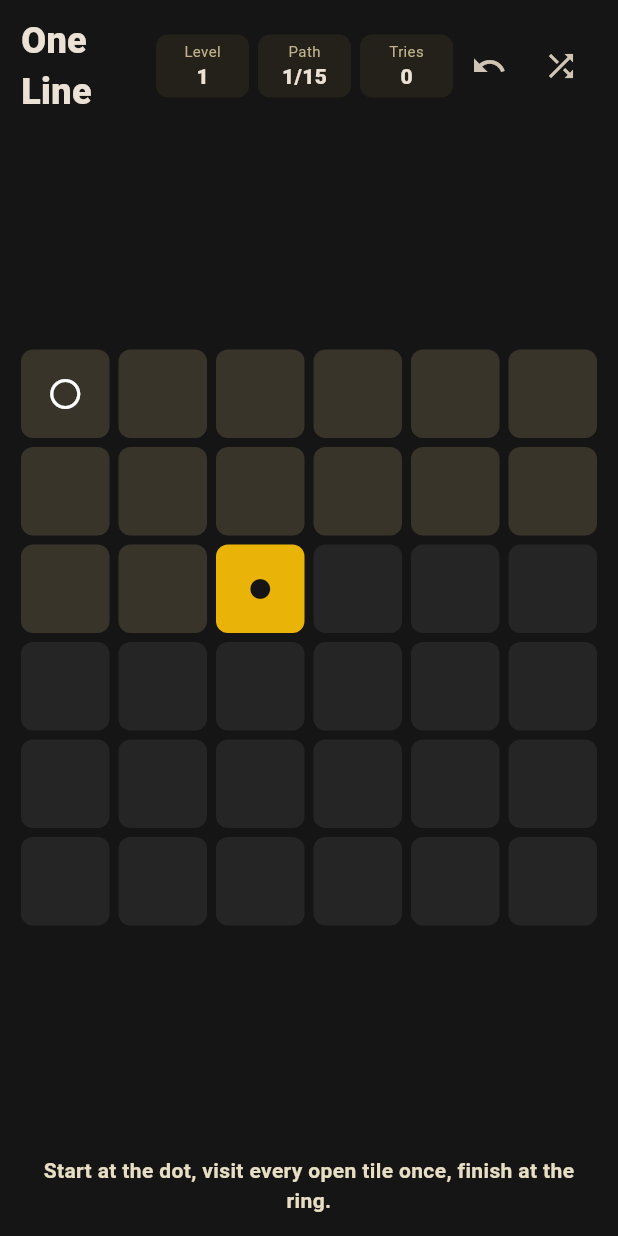
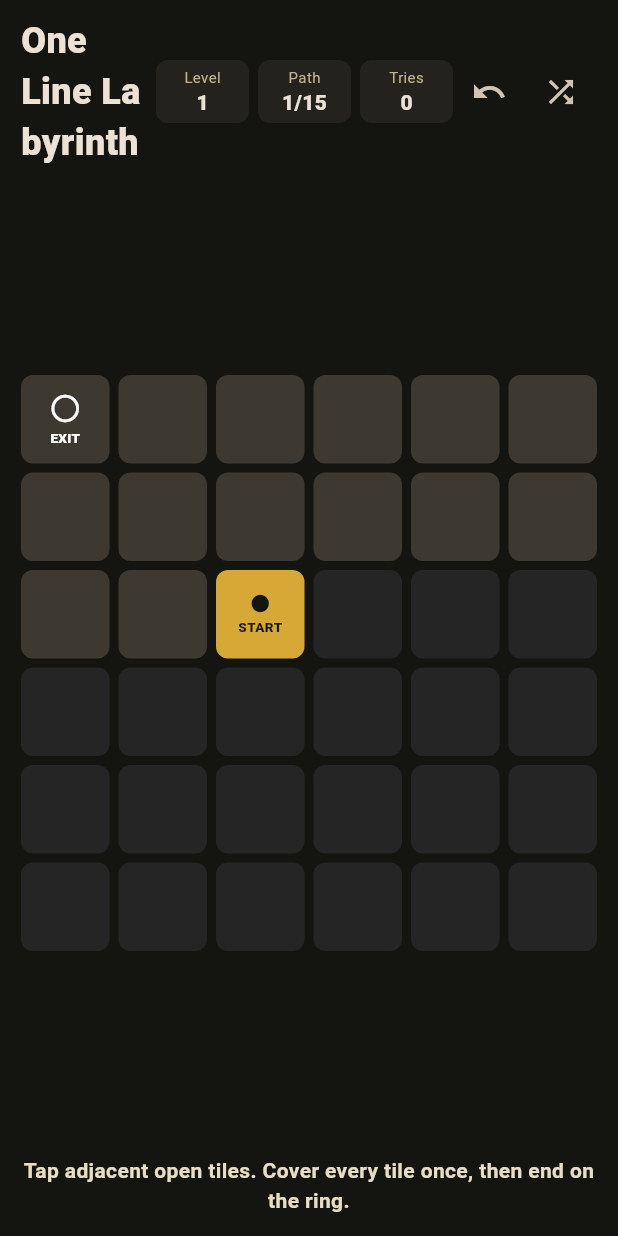
Before and after one commit to bon-on/OneLineLabyrinth, a Flutter app: the screen it shows after launch, on a phone screen of 412 x 824 dp. Run offline on Flutter 3.47's test engine with Material 3 defaults, Android fonts, the phone set to English and light mode, and no system bars.

Commit message:
Clarify path rules and update icons

```diff
--- a/lib/main.dart
+++ b/lib/main.dart
@@ -14,7 +14,7 @@ class OneLineLabyrinthApp extends StatelessWidget {
       debugShowCheckedModeBanner: false,
       theme: ThemeData(
         brightness: Brightness.dark,
-        scaffoldBackgroundColor: const Color(0xFF151515),
+        scaffoldBackgroundColor: const Color(0xFF141411),
         colorScheme: ColorScheme.fromSeed(
           seedColor: const Color(0xFFEAB308),
           brightness: Brightness.dark,
@@ -116,8 +116,8 @@ class _OneLineLabyrinthScreenState extends State<OneLineLabyrinthScreen> {
   @override
   Widget build(BuildContext context) {
     final status = _complete
-        ? 'Exit reached in one clean line.'
-        : 'Start at the dot, visit every open tile once, finish at the ring.';
+        ? 'Exit reached. The next level opens a longer path.'
+        : 'Tap adjacent open tiles. Cover every tile once, then end on the ring.';
     return Scaffold(
       body: SafeArea(
         child: Padding(
@@ -216,7 +216,7 @@ class _Header extends StatelessWidget {
       children: [
         const Expanded(
           child: Text(
-            'One Line',
+            'One Line Labyrinth',
             style: TextStyle(fontSize: 24, fontWeight: FontWeight.w900),
           ),
         ),
@@ -253,7 +253,7 @@ class _Metric extends StatelessWidget {
       height: 42,
       alignment: Alignment.center,
       decoration: BoxDecoration(
-        color: const Color(0xFF24211B),
+        color: const Color(0xFF24221C),
         borderRadius: BorderRadius.circular(8),
       ),
       child: Column(
@@ -295,8 +295,8 @@ class _LabyrinthTile extends StatelessWidget {
       color: !isOpen
           ? const Color(0xFF252525)
           : _visited
-          ? const Color(0xFFEAB308)
-          : const Color(0xFF39342A),
+          ? const Color(0xFFD6A936)
+          : const Color(0xFF3D3930),
       borderRadius: BorderRadius.circular(8),
       child: InkWell(
         borderRadius: BorderRadius.circular(8),
@@ -309,13 +309,37 @@ class _LabyrinthTile extends StatelessWidget {
   Widget _marker() {
     if (!isOpen) return const SizedBox.shrink();
     if (isStart) {
-      return const Icon(Icons.circle, size: 16, color: Color(0xFF151515));
+      return const Column(
+        mainAxisAlignment: MainAxisAlignment.center,
+        children: [
+          Icon(Icons.circle, size: 14, color: Color(0xFF141411)),
+          SizedBox(height: 2),
+          Text(
+            'START',
+            style: TextStyle(
+              color: Color(0xFF141411),
+              fontSize: 9,
+              fontWeight: FontWeight.w900,
+            ),
+          ),
+        ],
+      );
     }
     if (isFinish) {
-      return const Icon(
-        Icons.radio_button_unchecked,
-        size: 24,
-        color: Colors.white,
+      return const Column(
+        mainAxisAlignment: MainAxisAlignment.center,
+        children: [
+          Icon(Icons.radio_button_unchecked, size: 22, color: Colors.white),
+          SizedBox(height: 2),
+          Text(
+            'EXIT',
+            style: TextStyle(
+              color: Colors.white,
+              fontSize: 9,
+              fontWeight: FontWeight.w900,
+            ),
+          ),
+        ],
       );
     }
     if (_visited) {
```
Also changed, not shown: 26 other files.
